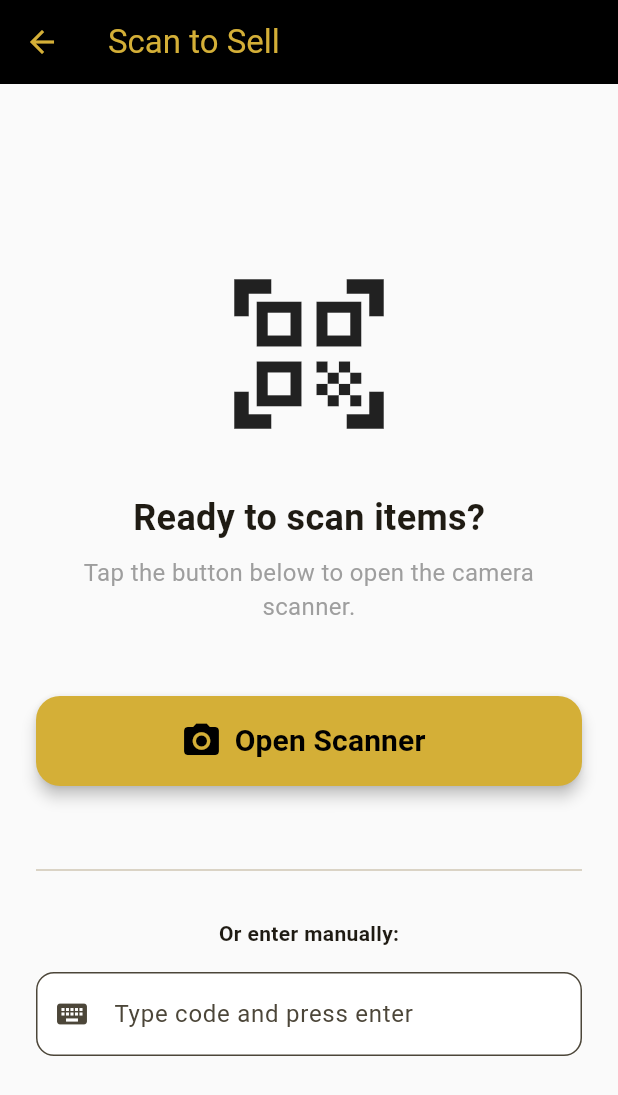
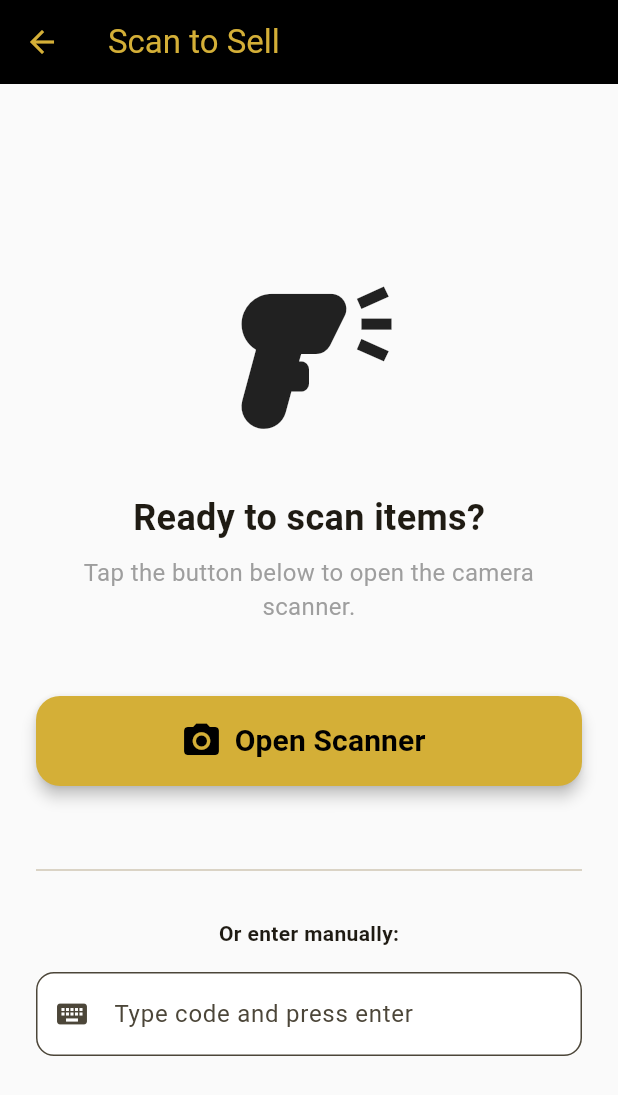
Before and after one commit to kundandr05/mr_shop_inventory, a Flutter app: the ScanSaleScreen screen opened directly, on a phone screen of 412 x 824 dp. Shown: the top 1095 px of the screen. Run offline on Flutter 3.47's test engine with Material 3 defaults, Android fonts, the phone set to English and light mode, and no system bars; our stand-ins replace fl_chart, pdf, printing, supabase_flutter; missing offline and left inert: simple_barcode_scanner; accounts and stored records are empty.

Commit message:
Replaced QR Codes with Barcodes as per owner instructions

```diff
--- a/lib/main.dart
+++ b/lib/main.dart
@@ -110,7 +110,7 @@ class _MainLayoutState extends State<MainLayout> {
           NavigationDestination(icon: Icon(Icons.home), label: 'Home'),
           NavigationDestination(icon: Icon(Icons.inventory_2), label: 'Inventory'),
           NavigationDestination(icon: Icon(Icons.add_box), label: 'Receive'),
-          NavigationDestination(icon: Icon(Icons.qr_code_scanner), label: 'Sell'),
+          NavigationDestination(icon: Icon(Icons.barcode_reader), label: 'Sell'),
           NavigationDestination(icon: Icon(Icons.history), label: 'History'),
         ],
       ),
--- a/lib/screens/receive_stock_screen.dart
+++ b/lib/screens/receive_stock_screen.dart
@@ -98,7 +98,7 @@ class _ReceiveStockScreenState extends State<ReceiveStockScreen> {
               onPressed: _isLoading ? null : _generateStock,
               child: _isLoading
                   ? const CircularProgressIndicator()
-                  : const Text('Generate QR Codes'),
+                  : const Text('Generate Barcodes'),
             ),
           ],
         ),
--- a/lib/screens/scan_sale_screen.dart
+++ b/lib/screens/scan_sale_screen.dart
@@ -78,7 +78,7 @@ class _ScanSaleScreenState extends State<ScanSaleScreen> {
           child: Column(
             mainAxisAlignment: MainAxisAlignment.center,
             children: [
-              const Icon(Icons.qr_code_scanner, size: 120, color: Colors.black87),
+              const Icon(Icons.barcode_reader, size: 120, color: Colors.black87),
               const SizedBox(height: 32),
               const Text(
                 'Ready to scan items?',
--- a/pubspec.yaml
+++ b/pubspec.yaml
@@ -11,12 +11,12 @@ dependencies:
   flutter:
     sdk: flutter
   supabase_flutter: ^2.5.0
-  qr_flutter: ^4.1.0
   printing: ^5.11.1
   pdf: ^3.10.7
   intl: ^0.19.0
   fl_chart: ^1.2.0
   simple_barcode_scanner: ^0.6.0
+  barcode_widget: ^2.0.4
 dev_dependencies:
   flutter_test:
     sdk: flutter
```
Also changed, not shown: lib/screens/print_labels_screen.dart (+4 -4 lines), pubspec.lock.
